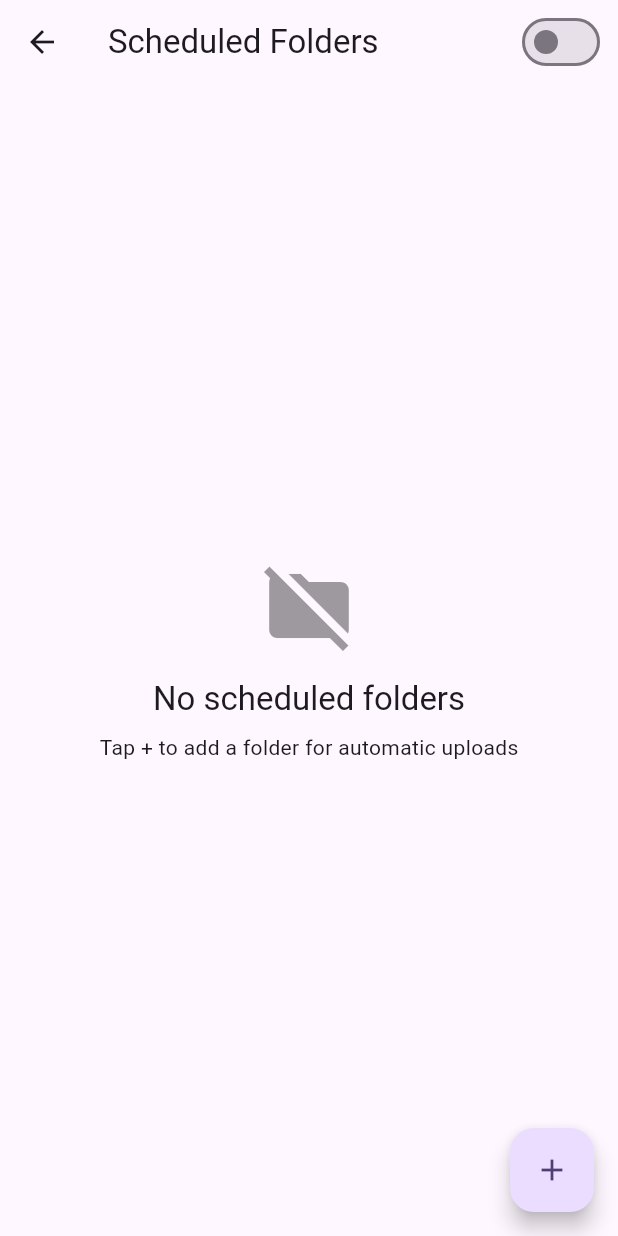
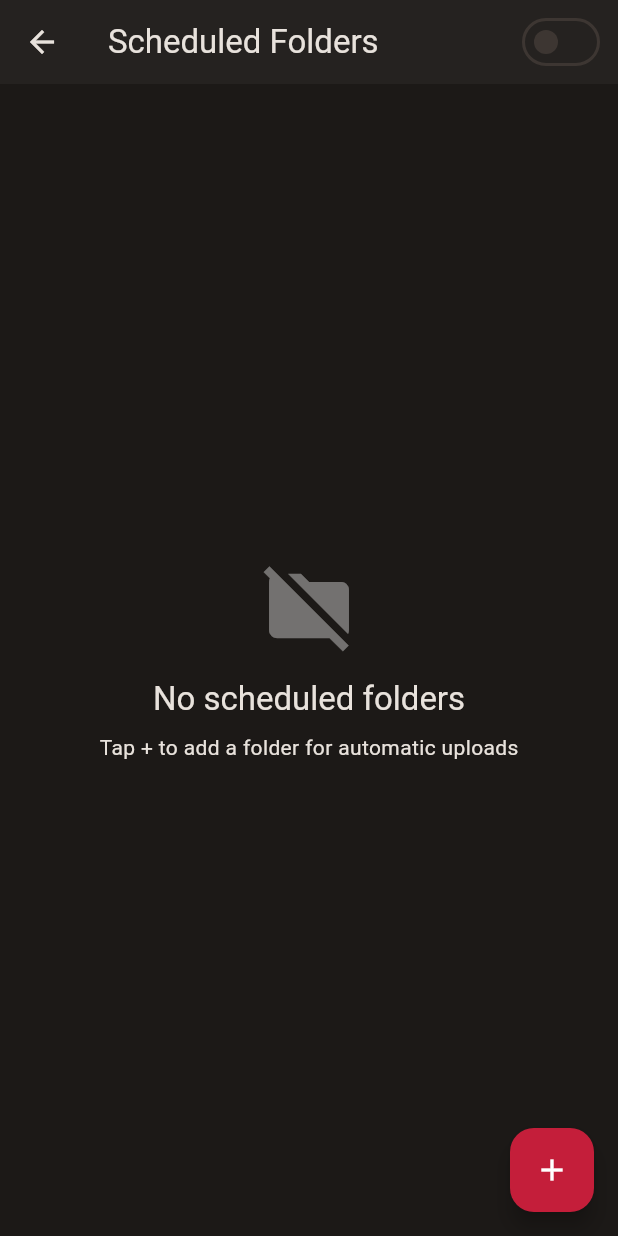
Before and after one commit to jakedev796/SzurubooruCompanion, a Flutter app: the screen it shows after launch, scrolled down 242 dp, after a tap on "Scheduled Folders", on a phone screen of 412 x 824 dp. Run offline on Flutter 3.47's test engine with Material 3 defaults, Android fonts, the phone set to English and light mode, and no system bars; our stand-ins replace dio, flutter_local_notifications, shared_preferences; missing offline and left inert: saf, saf_stream.

Commit message:
refactor: update mobile app structure
- Updated themeing of mobile app to be in line.
- Updated various components to utilize the new theme and authentication features.
- Added documentation for the mobile app and browser extension installation and usage.
- Updated error handling in mobile app

```diff
--- a/mobile-app/lib/main.dart
+++ b/mobile-app/lib/main.dart
@@ -8,6 +8,7 @@ import 'package:workmanager/workmanager.dart';
 import 'src/models/job.dart';
 import 'src/screens/folder_list_screen.dart';
 import 'src/services/app_state.dart';
+import 'src/theme/app_theme.dart';
 import 'src/services/backend_client.dart';
 import 'src/services/background_task.dart';
 import 'src/services/notification_service.dart';
@@ -78,17 +79,9 @@ class SzuruQueueApp extends StatelessWidget {
     return MaterialApp(
       title: 'SzuruQueue',
       debugShowCheckedModeBanner: false,
-      theme: ThemeData(
-        colorSchemeSeed: Colors.deepPurple,
-        useMaterial3: true,
-        brightness: Brightness.light,
-      ),
-      darkTheme: ThemeData(
-        colorSchemeSeed: Colors.deepPurple,
-        useMaterial3: true,
-        brightness: Brightness.dark,
-      ),
-      themeMode: ThemeMode.system,
+      theme: appDarkTheme,
+      darkTheme: appDarkTheme,
+      themeMode: ThemeMode.dark,
       home: const MainScreen(),
     );
   }
@@ -315,17 +308,17 @@ class _MainScreenState extends State<MainScreen> {
     switch (appState.sseConnectionState) {
       case SseConnectionState.connected:
         icon = Icons.cloud_done;
-        color = Colors.green;
+        color = AppColors.green;
         tooltip = 'Connected to server';
         break;
       case SseConnectionState.connecting:
         icon = Icons.cloud_sync;
-        color = Colors.orange;
+        color = AppColors.orange;
         tooltip = 'Connecting...';
         break;
       case SseConnectionState.disconnected:
         icon = Icons.cloud_off;
-        color = Colors.grey;
+        color = AppColors.textMuted;
         tooltip = 'Disconnected';
         break;
     }
@@ -367,17 +360,17 @@ class _MainScreenState extends State<MainScreen> {
           Row(
             mainAxisAlignment: MainAxisAlignment.spaceBetween,
             children: [
-              _buildStatCard('Pending', stats['pending'] ?? 0, Colors.orange),
+              _buildStatCard('Pending', stats['pending'] ?? 0, AppColors.orange),
               const SizedBox(width: 8),
-              _buildStatCard('Active', (stats['downloading'] ?? 0) + (stats['tagging'] ?? 0) + (stats['uploading'] ?? 0), Colors.blue),
+              _buildStatCard('Active', (stats['downloading'] ?? 0) + (stats['tagging'] ?? 0) + (stats['uploading'] ?? 0), AppColors.accent),
               const SizedBox(width: 8),
               _buildStatCard(
                 'Completed',
                 stats['completed'] ?? 0,
-                Colors.green,
+                AppColors.green,
               ),
               const SizedBox(width: 8),
-              _buildStatCard('Failed', stats['failed'] ?? 0, Colors.red),
+              _buildStatCard('Failed', stats['failed'] ?? 0, AppColors.red),
             ],
           ),
           const SizedBox(height: 24),
@@ -443,17 +436,17 @@ class _MainScreenState extends State<MainScreen> {
       case SseConnectionState.connected:
         statusText = 'Connected - Real-time updates active';
         statusIcon = Icons.check_circle;
-        statusColor = Colors.green;
+        statusColor = AppColors.green;
         break;
       case SseConnectionState.connecting:
         statusText = 'Connecting...';
         statusIcon = Icons.sync;
-        statusColor = Colors.orange;
+        statusColor = AppColors.orange;
         break;
       case SseConnectionState.disconnected:
         statusText = 'Disconnected';
         statusIcon = Icons.cloud_off;
-        statusColor = Colors.grey;
+        statusColor = AppColors.textMuted;
         break;
     }
 
@@ -473,7 +466,7 @@ class _MainScreenState extends State<MainScreen> {
             if (appState.lastUpdated != null)
               Text(
                 'Last update: ${_relativeTime(appState.lastUpdated!)}',
-                style: const TextStyle(fontSize: 12, color: Colors.grey),
+                style: const TextStyle(fontSize: 12, color: AppColors.textMuted),
               ),
           ],
         ),
@@ -732,7 +725,7 @@ class _MainScreenState extends State<MainScreen> {
             const SizedBox(height: 6),
             Text(
               'Updated ${_relativeTime(job.updatedAt)}',
-              style: const TextStyle(fontSize: 12, color: Colors.black54),
+              style: const TextStyle(fontSize: 12, color: AppColors.textMuted),
             ),
           ],
         ),
@@ -741,22 +734,7 @@ class _MainScreenState extends State<MainScreen> {
   }
 
   Color _getStatusColor(String status) {
-    switch (status.toLowerCase()) {
-      case 'pending':
-        return Colors.orange;
-      case 'downloading':
-        return Colors.lightBlue;
-      case 'tagging':
-        return Colors.purple;
-      case 'uploading':
-        return Colors.indigo;
-      case 'completed':
-        return Colors.green;
-      case 'failed':
-        return Colors.red;
-      default:
-        return Colors.grey;
-    }
+    return AppStatusColors.forStatus(status);
   }
 
   Future<void> _saveSettings() async {
--- a/mobile-app/lib/src/screens/folder_list_screen.dart
+++ b/mobile-app/lib/src/screens/folder_list_screen.dart
@@ -3,6 +3,7 @@ import 'package:provider/provider.dart';
 import '../models/scheduled_folder.dart';
 import '../services/settings_model.dart';
 import '../services/background_task.dart';
+import '../theme/app_theme.dart';
 import 'folder_config_screen.dart';
 
 /// Screen for displaying and managing scheduled folders
@@ -77,7 +78,7 @@ class _FolderListScreenState extends State<FolderListScreen> {
           ),
           TextButton(
             onPressed: () => Navigator.pop(context, true),
-            style: TextButton.styleFrom(foregroundColor: Colors.red),
+            style: TextButton.styleFrom(foregroundColor: AppColors.red),
             child: const Text('Delete'),
           ),
         ],
--- a/mobile-app/lib/src/services/settings_model.dart
+++ b/mobile-app/lib/src/services/settings_model.dart
@@ -68,7 +68,6 @@ class SettingsModel extends ChangeNotifier {
       _apiKey = apiKey;
       await prefs.setString('apiKey', _apiKey);
     }
-
     if (useBackgroundService != null) {
       _useBackgroundService = useBackgroundService;
       await prefs.setBool('useBackgroundService', _useBackgroundService);
--- /dev/null
+++ b/mobile-app/lib/src/theme/app_theme.dart
@@ -0,0 +1,125 @@
+import 'package:flutter/material.dart';
+
+/// Styling-aligned palette: soft black with warm red accent.
+class AppColors {
+  AppColors._();
+
+  static const Color bg = Color(0xFF1C1917);
+  static const Color bgCard = Color(0xFF252220);
+  static const Color border = Color(0xFF3D3632);
+  static const Color text = Color(0xFFE8E2DC);
+  static const Color textMuted = Color(0xFFA39D93);
+  static const Color accent = Color(0xFFC41E3A);
+  static const Color accentHover = Color(0xFFE53E5A);
+  static const Color green = Color(0xFF4ADE80);
+  static const Color red = Color(0xFFF87171);
+  static const Color yellow = Color(0xFFFACC15);
+  static const Color orange = Color(0xFFFB923C);
+}
+
+/// Status colors for job badges and indicators.
+class AppStatusColors {
+  AppStatusColors._();
+
+  static Color forStatus(String status) {
+    switch (status.toLowerCase()) {
+      case 'pending':
+        return AppColors.orange;
+      case 'downloading':
+      case 'tagging':
+      case 'uploading':
+        return AppColors.accent;
+      case 'completed':
+        return AppColors.green;
+      case 'failed':
+      case 'paused':
+      case 'stopped':
+        return AppColors.red;
+      default:
+        return AppColors.textMuted;
+    }
+  }
+}
+
+ThemeData get appDarkTheme {
+  const scheme = ColorScheme.dark(
+    primary: AppColors.accent,
+    onPrimary: Colors.white,
+    primaryContainer: AppColors.accentHover,
+    onPrimaryContainer: Colors.white,
+    secondary: AppColors.textMuted,
+    onSecondary: AppColors.bg,
+    surface: AppColors.bgCard,
+    onSurface: AppColors.text,
+    onSurfaceVariant: AppColors.textMuted,
+    outline: AppColors.border,
+    error: AppColors.red,
+    onError: Colors.white,
+    surfaceContainerHighest: AppColors.bgCard,
+    brightness: Brightness.dark,
+  );
+
+  return ThemeData(
+    useMaterial3: true,
+    colorScheme: scheme,
+    scaffoldBackgroundColor: AppColors.bg,
+    appBarTheme: const AppBarTheme(
+      backgroundColor: AppColors.bgCard,
+      foregroundColor: AppColors.text,
+      elevation: 0,
+      scrolledUnderElevation: 1,
+    ),
+    cardTheme: CardThemeData(
+      color: AppColors.bgCard,
+      elevation: 0,
+      shape: RoundedRectangleBorder(
+        borderRadius: BorderRadius.circular(12),
+        side: const BorderSide(color: AppColors.border, width: 1),
+      ),
+    ),
+    inputDecorationTheme: InputDecorationTheme(
+      filled: true,
+      fillColor: AppColors.bg,
+      border: const OutlineInputBorder(),
+      enabledBorder: const OutlineInputBorder(
+        borderSide: BorderSide(color: AppColors.border),
+      ),
+      focusedBorder: const OutlineInputBorder(
+        borderSide: BorderSide(color: AppColors.accent, width: 1.5),
+      ),
+      labelStyle: const TextStyle(color: AppColors.textMuted),
+      hintStyle: const TextStyle(color: AppColors.textMuted),
+    ),
+    navigationBarTheme: NavigationBarThemeData(
+      backgroundColor: AppColors.bgCard,
+      indicatorColor: AppColors.accent.withOpacity(0.2),
+      iconTheme: MaterialStateProperty.resolveWith((states) {
+        if (states.contains(MaterialState.selected)) {
+          return const IconThemeData(color: AppColors.accent);
+        }
+        return const IconThemeData(color: AppColors.textMuted);
+      }),
+      labelTextStyle: MaterialStateProperty.resolveWith((states) {
+        if (states.contains(MaterialState.selected)) {
+          return const TextStyle(color: AppColors.accent);
+        }
+        return const TextStyle(color: AppColors.textMuted);
+      }),
+    ),
+    floatingActionButtonTheme: const FloatingActionButtonThemeData(
+      backgroundColor: AppColors.accent,
+      foregroundColor: Colors.white,
+    ),
+    snackBarTheme: SnackBarThemeData(
+      backgroundColor: AppColors.bgCard,
+      contentTextStyle: const TextStyle(color: AppColors.text),
+      behavior: SnackBarBehavior.floating,
+    ),
+    dividerTheme: const DividerThemeData(color: AppColors.border),
+    progressIndicatorTheme: const ProgressIndicatorThemeData(
+      color: AppColors.accent,
+      linearTrackColor: AppColors.border,
+      circularTrackColor: AppColors.border,
+    ),
+  );
+}
```
Also changed, not shown: mobile-app/lib/src/services/app_state.dart (+11 -9 lines), mobile-app/lib/src/services/backend_client.dart (+43 -16 lines), 8 other files.
